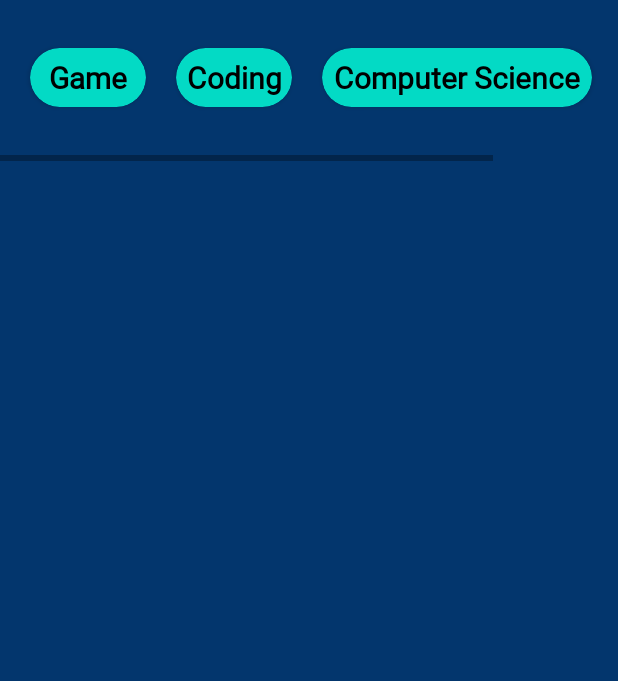
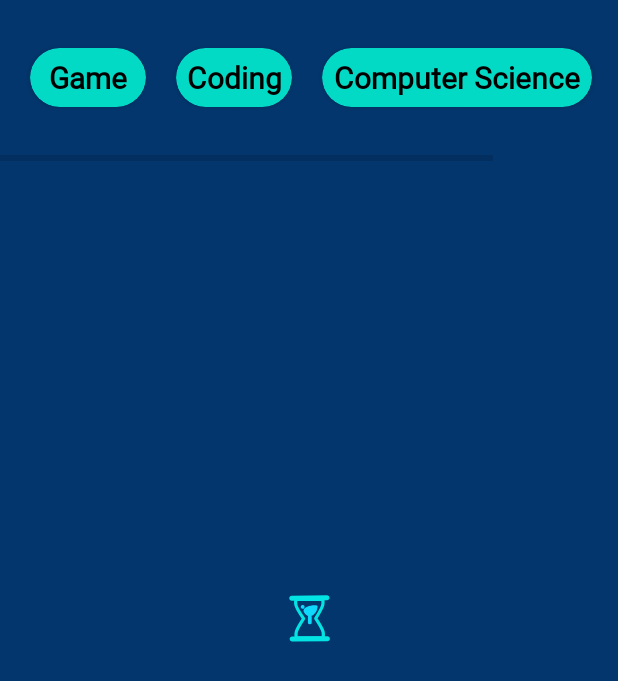
Before and after one commit to DricZ/FALL, an Android app: the layout fragment_explore.xml on its own in the app's theme, with its tools: preview values and no code run, on a phone screen of 412 x 824 dp. Shown: the top 681 px of the screen. Run offline under Robolectric (Android 15) with nearby library versions, the phone set to English and light mode, and no system bars.

Commit message:
add ExploreFragment.kt DB

```diff
--- a/app/src/main/res/layout/fragment_explore.xml
+++ b/app/src/main/res/layout/fragment_explore.xml
@@ -167,6 +167,21 @@
         app:layout_constraintBottom_toBottomOf="parent"
         app:layout_constraintEnd_toEndOf="parent"
         app:layout_constraintStart_toStartOf="parent"
-        app:layout_constraintTop_toBottomOf="@+id/horizontalScrollView" />
+        app:layout_constraintTop_toBottomOf="@+id/horizontalScrollView" >
+
+    </androidx.recyclerview.widget.RecyclerView>
+
+    <com.airbnb.lottie.LottieAnimationView
+        android:id="@+id/loading_animationExp"
+        android:layout_width="90dp"
+        android:layout_height="90dp"
+        android:layout_gravity="center_horizontal"
+        app:layout_constraintBottom_toBottomOf="parent"
+        app:layout_constraintEnd_toEndOf="parent"
+        app:layout_constraintStart_toStartOf="parent"
+        app:layout_constraintTop_toTopOf="parent"
+        app:lottie_autoPlay="true"
+        app:lottie_loop="true"
+        app:lottie_rawRes="@raw/trans_load" />
 
 </androidx.constraintlayout.widget.ConstraintLayout>
```
Also changed, not shown: app/src/main/java/com/example/fall/ExploreFragment.kt (+57 -0 lines).
